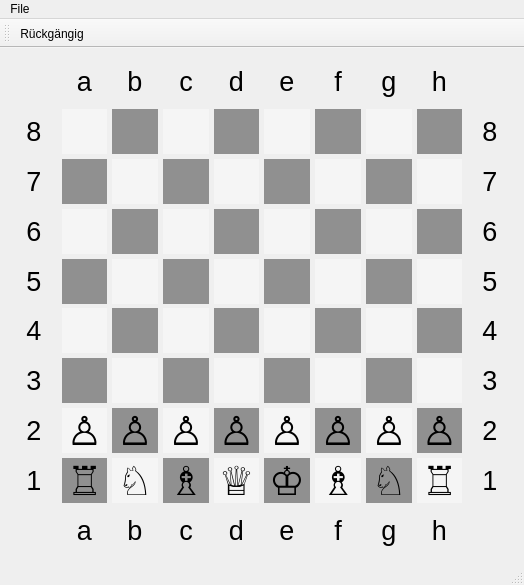
ACRONYM4/Qt_Schach, file Qt_Schach/qt_schach.ui: the form before one commit.
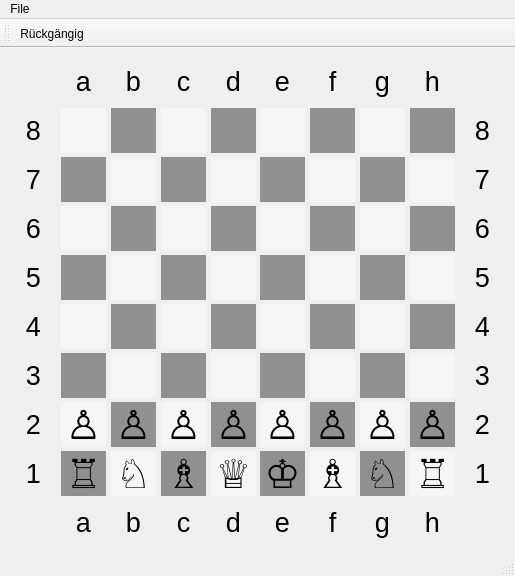
The form after the commit. Icons and pictures are not drawn.

```diff
--- a/Qt_Schach/qt_schach.ui
+++ b/Qt_Schach/qt_schach.ui
@@ -6,20 +6,26 @@
    <rect>
     <x>0</x>
     <y>0</y>
-    <width>524</width>
-    <height>585</height>
+    <width>515</width>
+    <height>576</height>
    </rect>
   </property>
   <property name="sizePolicy">
-   <sizepolicy hsizetype="Maximum" vsizetype="Maximum">
+   <sizepolicy hsizetype="Fixed" vsizetype="Fixed">
     <horstretch>0</horstretch>
     <verstretch>0</verstretch>
    </sizepolicy>
   </property>
+  <property name="minimumSize">
+   <size>
+    <width>515</width>
+    <height>576</height>
+   </size>
+  </property>
   <property name="maximumSize">
    <size>
-    <width>524</width>
-    <height>585</height>
+    <width>515</width>
+    <height>576</height>
    </size>
   </property>
   <property name="windowTitle">
@@ -6561,7 +6567,7 @@
     <rect>
      <x>0</x>
      <y>0</y>
-     <width>524</width>
+     <width>515</width>
      <height>21</height>
     </rect>
    </property>
```
Left out of the diff: 198 changed lines with no effect on the pictures.
